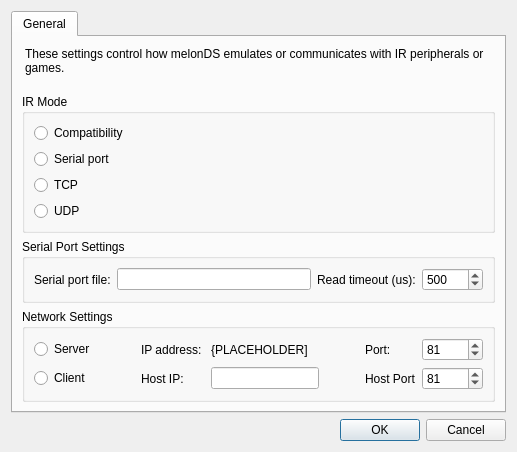
DaveuRrr/melonDS-IR, file src/frontend/qt_sdl/IRSettingsDialog.ui: the form before one commit.
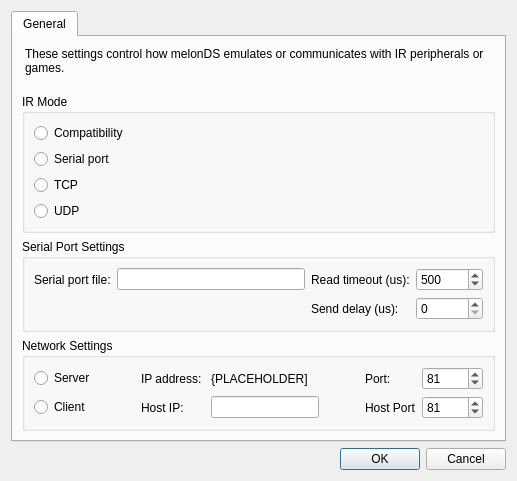
The form after the commit. Custom widgets are drawn as their Qt base class.

Commit message: Serial SendDelay

Diff of the .ui file:
```diff
--- a/src/frontend/qt_sdl/IRSettingsDialog.ui
+++ b/src/frontend/qt_sdl/IRSettingsDialog.ui
@@ -194,6 +194,32 @@
             </property>
            </widget>
           </item>
+          <item row="2" column="3">
+           <widget class="QLabel" name="labelSendDelay">
+            <property name="text">
+             <string>Send delay (us):</string>
+            </property>
+           </widget>
+          </item>
+          <item row="2" column="4">
+           <widget class="QSpinBox" name="boxSendDelayUs">
+            <property name="toolTip">
+             <string>How long to wait after sending before returning. Set to 0 to disable.</string>
+            </property>
+            <property name="minimum">
+             <number>0</number>
+            </property>
+            <property name="maximum">
+             <number>100000</number>
+            </property>
+            <property name="singleStep">
+             <number>50</number>
+            </property>
+            <property name="value">
+             <number>0</number>
+            </property>
+           </widget>
+          </item>
          </layout>
         </widget>
        </item>
```
The commit also changes 2 other files.
